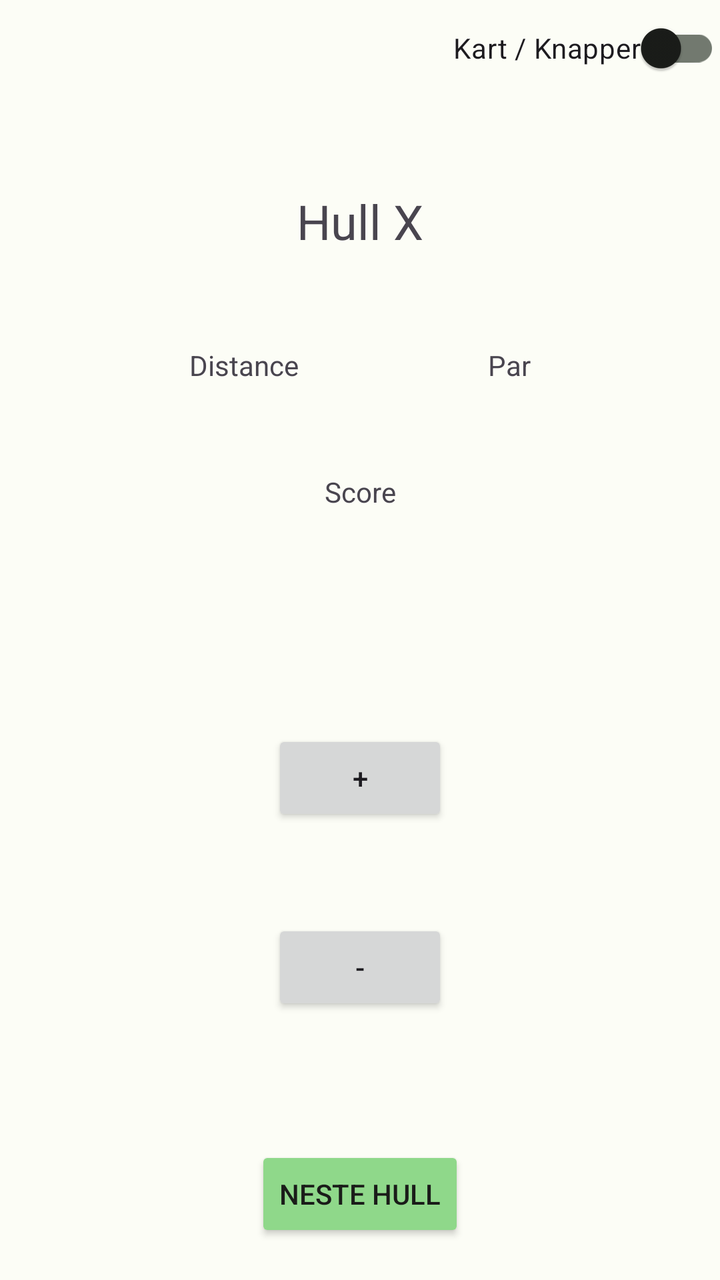
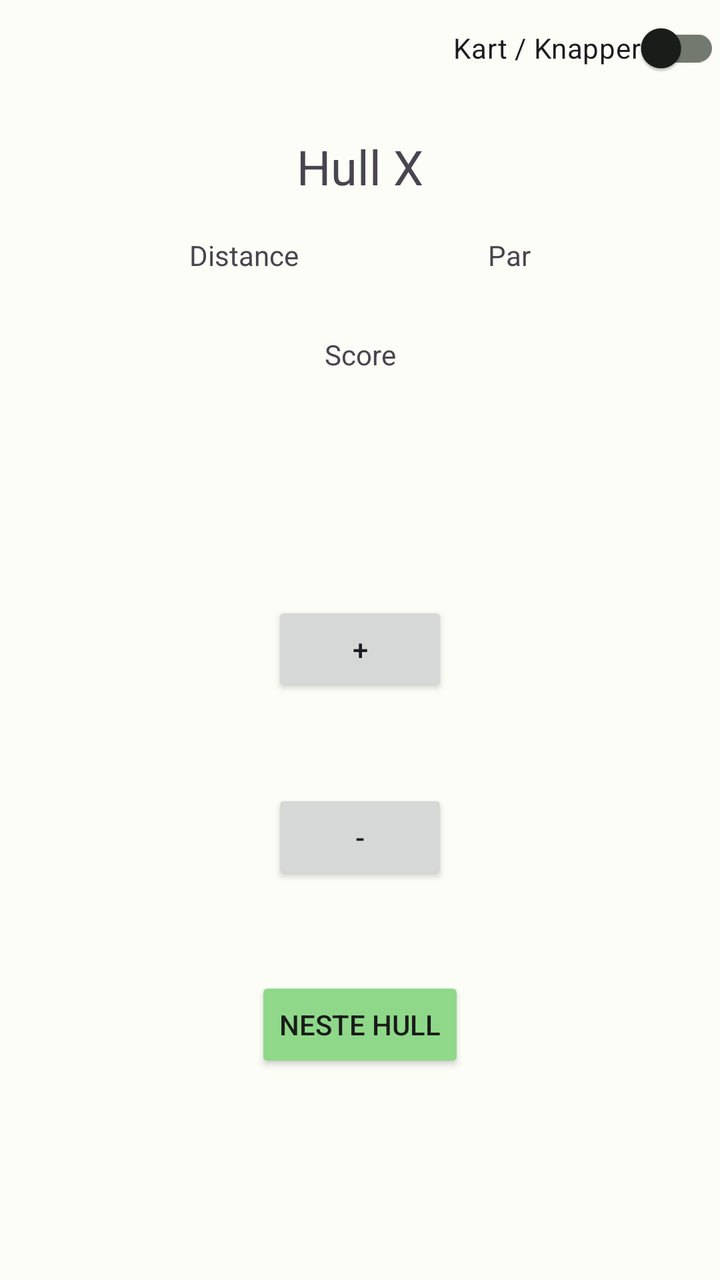

Screens rendered from an Android XML layout before and after an edit, with the pre-edit source and the edit as a unified diff.
<!-- AndroidManifest.xml: application theme Theme.DiscgolfApp -->
<!-- res/layout/fragment_take_score.xml -->
<?xml version="1.0" encoding="utf-8"?>
<androidx.constraintlayout.widget.ConstraintLayout xmlns:android="http://schemas.android.com/apk/res/android"
    xmlns:app="http://schemas.android.com/apk/res-auto"
    xmlns:tools="http://schemas.android.com/tools"
    android:id="@+id/fragementTakeScoreLayout"
    android:layout_width="match_parent"
    android:layout_height="match_parent"
    tools:context=".screens.takescore.TakeScoreFragment">

    <Button
        android:id="@+id/increment_scorebutton"
        android:layout_width="wrap_content"
        android:layout_height="wrap_content"
        android:text="@string/addToScoreBtnText"
        app:layout_constraintEnd_toEndOf="parent"
        app:layout_constraintHorizontal_bias="0.5"
        app:layout_constraintStart_toStartOf="parent"
        app:layout_constraintTop_toTopOf="@+id/guideline2" />

    <Button
        android:id="@+id/decrement_score_button"
        android:layout_width="wrap_content"
        android:layout_height="wrap_content"
        android:text="@string/subtractFromScoreBtnText"
        app:layout_constraintBottom_toTopOf="@+id/guideline4"
        app:layout_constraintEnd_toEndOf="parent"
        app:layout_constraintHorizontal_bias="0.5"
        app:layout_constraintStart_toStartOf="parent"
        app:layout_constraintTop_toBottomOf="@+id/increment_scorebutton" />

    <TextView
        android:id="@+id/parForHoleTextView"
        android:layout_width="wrap_content"
        android:layout_height="wrap_content"
        android:text="@string/parForHoleText"
        app:layout_constraintBottom_toTopOf="@+id/guideline2"
        app:layout_constraintEnd_toEndOf="parent"
        app:layout_constraintHorizontal_bias="0.5"
        app:layout_constraintStart_toEndOf="@+id/distanceForCurrentHoleTextView"
        app:layout_constraintTop_toTopOf="parent" />

    <TextView
        android:id="@+id/distanceForCurrentHoleTextView"
        android:layout_width="wrap_content"
        android:layout_height="wrap_content"
        android:text="@string/current_distance_for_hole_text"
        app:layout_constraintBottom_toTopOf="@+id/guideline2"
        app:layout_constraintEnd_toStartOf="@+id/parForHoleTextView"
        app:layout_constraintHorizontal_bias="0.5"
        app:layout_constraintHorizontal_chainStyle="spread"
        app:layout_constraintStart_toStartOf="parent"
        app:layout_constraintTop_toTopOf="parent" />

    <TextView
        android:id="@+id/currentScoreForHole"
        android:layout_width="wrap_content"
        android:layout_height="wrap_content"
        android:text="@string/currentScoreForHoleText"
        app:layout_constraintBottom_toTopOf="@+id/guideline2"
        app:layout_constraintEnd_toEndOf="parent"
        app:layout_constraintHorizontal_bias="0.5"
        app:layout_constraintStart_toStartOf="parent"
        app:layout_constraintTop_toBottomOf="@+id/currentHoleNumberTextView" />

    <TextView
        android:id="@+id/currentHoleNumberTextView"
        android:layout_width="wrap_content"
        android:layout_height="wrap_content"
        android:text="@string/currentHoleNumberText"
        android:textSize="24sp"
        app:layout_constraintBottom_toTopOf="@+id/parForHoleTextView"
        app:layout_constraintEnd_toEndOf="parent"
        app:layout_constraintStart_toStartOf="parent"
        app:layout_constraintTop_toBottomOf="@+id/switchMaterial" />

    <com.google.android.material.switchmaterial.SwitchMaterial
        android:id="@+id/switchMaterial"
        android:layout_width="wrap_content"
        android:layout_height="wrap_content"
        android:text="@string/toggleMapButtonText"
        app:layout_constraintEnd_toEndOf="parent"
        app:layout_constraintTop_toTopOf="parent" />

    <androidx.constraintlayout.widget.Guideline
        android:id="@+id/guideline2"
        android:layout_width="wrap_content"
        android:layout_height="wrap_content"
        android:orientation="horizontal"
        app:layout_constraintGuide_begin="365dp" />

    <androidx.constraintlayout.widget.Guideline
        android:id="@+id/guideline4"
        android:layout_width="wrap_content"
        android:layout_height="wrap_content"
        android:orientation="horizontal"
        app:layout_constraintGuide_begin="554dp" />

    <Button
        android:id="@+id/nextHoleBtn"
        android:layout_width="wrap_content"
        android:layout_height="wrap_content"
        android:backgroundTint="@color/md_theme_dark_surfaceTint"
        android:text="@string/next_hole"
        android:textColor="@color/md_theme_dark_background"
        app:layout_constraintBottom_toBottomOf="parent"
        app:layout_constraintEnd_toEndOf="parent"
        app:layout_constraintStart_toStartOf="parent"
        app:layout_constraintTop_toTopOf="@+id/guideline4" />

</androidx.constraintlayout.widget.ConstraintLayout>
<!-- resources referenced by this layout -->
<resources>
  <color name="md_theme_dark_background">#1A1C19</color>
  <color name="md_theme_dark_surfaceTint">#8FD88A</color>
  <string name="addToScoreBtnText">+</string>
  <string name="currentHoleNumberText">Hull X</string>
  <string name="currentScoreForHoleText">Score</string>
  <string name="current_distance_for_hole_text">Distance</string>
  <string name="next_hole">Neste hull</string>
  <string name="parForHoleText">Par</string>
  <string name="subtractFromScoreBtnText">-</string>
  <string name="toggleMapButtonText">Kart / Knapper</string>
  <color name="md_theme_light_primary">#266C2B</color>
  <color name="md_theme_light_onPrimary">#FFFFFF</color>
  <color name="md_theme_light_primaryContainer">#AAF5A4</color>
  <color name="md_theme_light_onPrimaryContainer">#002204</color>
  <color name="md_theme_light_secondary">#52634F</color>
  <color name="md_theme_light_onSecondary">#FFFFFF</color>
  <color name="md_theme_light_secondaryContainer">#D5E8CF</color>
  <color name="md_theme_light_onSecondaryContainer">#101F10</color>
  <color name="md_theme_light_tertiary">#38656A</color>
  <color name="md_theme_light_onTertiary">#FFFFFF</color>
  <color name="md_theme_light_tertiaryContainer">#BCEBF1</color>
  <color name="md_theme_light_onTertiaryContainer">#001F23</color>
  <color name="md_theme_light_error">#BA1A1A</color>
  <color name="md_theme_light_errorContainer">#FFDAD6</color>
  <color name="md_theme_light_onError">#FFFFFF</color>
  <color name="md_theme_light_onErrorContainer">#410002</color>
  <color name="md_theme_light_background">#FCFDF6</color>
  <color name="md_theme_light_onBackground">#1A1C19</color>
  <color name="md_theme_light_surface">#FCFDF6</color>
  <color name="md_theme_light_onSurface">#1A1C19</color>
  <color name="md_theme_light_surfaceVariant">#DEE5D8</color>
  <color name="md_theme_light_onSurfaceVariant">#424940</color>
  <color name="md_theme_light_outline">#72796F</color>
  <color name="md_theme_light_inverseOnSurface">#F0F1EB</color>
  <color name="md_theme_light_inverseSurface">#2F312D</color>
  <color name="md_theme_light_inversePrimary">#8FD88A</color>
  <!-- unchanged entries left out for length: 1 -->
</resources>

<!-- the commit's change to res/layout/fragment_take_score.xml (unified diff, before → after) -->
@@ -12,17 +12,18 @@
         android:layout_width="wrap_content"
         android:layout_height="wrap_content"
         android:text="@string/addToScoreBtnText"
+        app:layout_constraintBottom_toTopOf="@+id/decrement_score_button"
         app:layout_constraintEnd_toEndOf="parent"
         app:layout_constraintHorizontal_bias="0.5"
         app:layout_constraintStart_toStartOf="parent"
-        app:layout_constraintTop_toTopOf="@+id/guideline2" />
+        app:layout_constraintTop_toBottomOf="@+id/guideline2" />
 
     <Button
         android:id="@+id/decrement_score_button"
         android:layout_width="wrap_content"
         android:layout_height="wrap_content"
         android:text="@string/subtractFromScoreBtnText"
-        app:layout_constraintBottom_toTopOf="@+id/guideline4"
+        app:layout_constraintBottom_toTopOf="@+id/nextHoleBtn"
         app:layout_constraintEnd_toEndOf="parent"
         app:layout_constraintHorizontal_bias="0.5"
         app:layout_constraintStart_toStartOf="parent"
@@ -86,14 +87,14 @@
         android:layout_width="wrap_content"
         android:layout_height="wrap_content"
         android:orientation="horizontal"
-        app:layout_constraintGuide_begin="365dp" />
+        app:layout_constraintGuide_begin="255dp" />
 
     <androidx.constraintlayout.widget.Guideline
         android:id="@+id/guideline4"
         android:layout_width="wrap_content"
         android:layout_height="wrap_content"
         android:orientation="horizontal"
-        app:layout_constraintGuide_begin="554dp" />
+        app:layout_constraintGuide_begin="582dp" />
 
     <Button
         android:id="@+id/nextHoleBtn"
@@ -102,9 +103,9 @@
         android:backgroundTint="@color/md_theme_dark_surfaceTint"
         android:text="@string/next_hole"
         android:textColor="@color/md_theme_dark_background"
-        app:layout_constraintBottom_toBottomOf="parent"
+        app:layout_constraintBottom_toBottomOf="@id/guideline4"
         app:layout_constraintEnd_toEndOf="parent"
         app:layout_constraintStart_toStartOf="parent"
-        app:layout_constraintTop_toTopOf="@+id/guideline4" />
+        app:layout_constraintTop_toBottomOf="@+id/decrement_score_button" />
 
 </androidx.constraintlayout.widget.ConstraintLayout>
